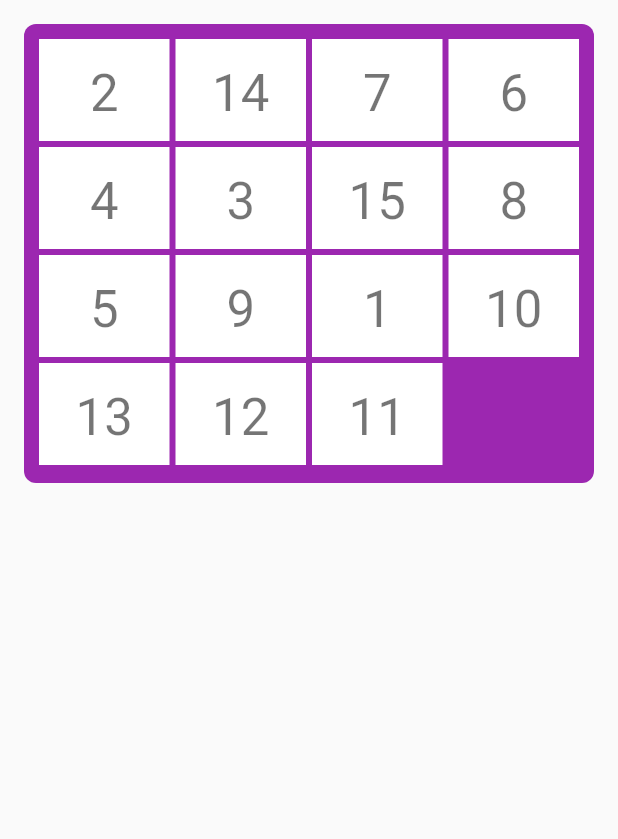
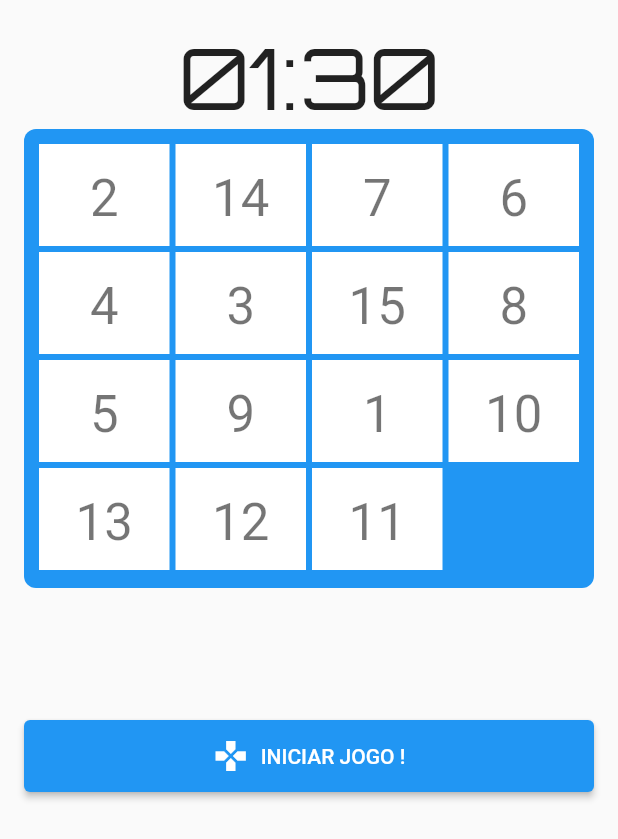
Before and after one commit to plimo263/racha_cuca_flutter, a Flutter app: the screen it shows after launch, on a phone screen of 412 x 824 dp. Shown: the top 839 px of the screen. Run offline on Flutter 3.47's test engine with Material 2 defaults, Android fonts, the light colour scheme and no system bars; our stand-ins replace animated_text_kit, google_fonts; Roboto replaces fonts that are missing (Play).

Commit message:
Inserindo temporiador de jogo e controle periodico do tempo

```diff
--- a/lib/main.dart
+++ b/lib/main.dart
@@ -1,6 +1,5 @@
 import 'package:flutter/material.dart';
-import 'package:racha_cuca_numeros/screens/home_screen.dart';
-import 'package:racha_cuca_numeros/screens/splash_scrren.dart';
+import 'package:racha_cuca_numeros/screens/splash_screen.dart';
 
 void main() {
   runApp(const MeuApp());
--- a/lib/models/board_model.dart
+++ b/lib/models/board_model.dart
@@ -1,6 +1,5 @@
 import 'item.dart';
 
-class BoardModel {
 final _blankItem = Item('${Item.getLetter(15)}${15 + 1}', 15, true);
 // Sequencia inicial gerada no start da classe
 final _initSequence = List.generate(
@@ -8,16 +7,11 @@ class BoardModel {
   (index) => Item('${Item.getLetter(index)}${index + 1}', index),
 ).toList();
 
-  late List<Item> correctSequence;
-  late List<Item> listItems;
+class BoardModel {
+  late List<Item> correctSequence = [..._initSequence, _blankItem];
+  late List<Item> listItems = [..._initSequence]..shuffle();
 
-  BoardModel() {
-    correctSequence = [..._initSequence, _blankItem];
-    listItems = _initSequence..shuffle();
-    listItems.add(_blankItem);
-  }
-
-  void reorderList() {
+  BoardModel.reorderList() {
     final newItems = <Item>[];
     for (int i = 0; i < listItems.length; i++) {
       listItems[i].position = i;
--- a/lib/screens/home_screen.dart
+++ b/lib/screens/home_screen.dart
@@ -6,10 +6,10 @@ class HomeScreen extends StatelessWidget {
 
   @override
   Widget build(BuildContext context) {
-    return const Scaffold(
+    return Scaffold(
       body: SafeArea(
         child: Padding(
-          padding: EdgeInsets.all(16.0),
+          padding: const EdgeInsets.all(16.0),
           child: Board(),
         ),
       ),
--- a/lib/screens/splash_scrren.dart
+++ b/lib/screens/splash_screen.dart
@@ -10,7 +10,7 @@ class SplashScreen extends StatelessWidget {
 
   Future<void> redirectToHome(BuildContext context) async {
     Future.delayed(const Duration(seconds: 2), () {
-      Navigator.of(context).push(
+      Navigator.of(context).pushReplacement(
           MaterialPageRoute(builder: ((inContext) => const HomeScreen())));
     });
   }
@@ -36,7 +36,7 @@ class SplashScreen extends StatelessWidget {
               child: AnimatedTextKit(
                 animatedTexts: [
                   TypewriterAnimatedText(
-                    'Racha-Cuca Números',
+                    'Racha-Cuca',
                     textStyle: GoogleFonts.play(
                       fontSize: 28,
                       color: Colors.white,
--- a/lib/widgets/board.dart
+++ b/lib/widgets/board.dart
@@ -1,31 +1,71 @@
+import 'dart:async';
 import 'dart:math';
 
 import 'package:flutter/material.dart';
+import 'package:google_fonts/google_fonts.dart';
 import 'package:racha_cuca_numeros/models/board_model.dart';
+import 'package:racha_cuca_numeros/widgets/timeboard.dart';
 
 import '../models/item.dart';
 import 'line_board.dart';
 
 class Board extends StatefulWidget {
-  const Board({super.key});
+  final _boardModel = BoardModel.reorderList();
+  Board({super.key});
 
   @override
   State<Board> createState() => _BoardState();
 }
 
 class _BoardState extends State<Board> {
-  final _boardModel = BoardModel();
   //
+  Color _color = Colors.blue;
+  int _seconds = 90;
+  bool _start = false;
+  late Timer timer;
+
   @override
   void initState() {
     super.initState();
+    //
+    timer = Timer.periodic(const Duration(seconds: 1), (t) {
+      if (_start) {
+        setState(() {
+          if (_seconds > 0) {
+            _seconds--;
+          }
+        });
+      }
+    });
+  }
+
+  @override
+  void dispose() {
+    timer.cancel();
+    super.dispose();
   }
 
   //
   void alterPositionItem(Item item) {
-    if (_boardModel.alterPosition(item)) {
+    if (widget._boardModel.alterPosition(item)) {
       setState(() {});
     }
+  }
+
+  // Obtem o estado do jogo
+  String getStateGame() {
+    String result = '';
+    if (widget._boardModel.isSequenceValid()) {
+      setState(() {
+        _start = false;
+      });
+      result = 'Correto parabéns para você';
+    } else if (_seconds == 0) {
+      result = 'Não foi desta vez, tente novamente';
+    } else {
+      result = '';
+    }
+    return result;
   }
 
   //
@@ -34,45 +74,77 @@ class _BoardState extends State<Board> {
     final textStyle = Theme.of(context).textTheme.displaySmall!.copyWith(
           color: Colors.green,
         );
+    const double heightBoard = 68 * 4 + 18 + 16;
+
     return Column(
       children: [
+        Timeboard(seconds: _seconds),
         Container(
           decoration: BoxDecoration(
-            color: Colors.purple,
+            color: _color,
             borderRadius: BorderRadius.circular(8),
           ),
           padding: const EdgeInsets.all(8),
           width: MediaQuery.of(context).size.width - 32,
-          height: 68 * 4 + 18 + 16,
+          height: heightBoard,
           child: Column(
             children: [
               LineBoard(
-                  onTap: alterPositionItem,
-                  values: _boardModel.listItems.sublist(0, 4)),
+                onTap: alterPositionItem,
+                values: widget._boardModel.listItems.sublist(0, 4),
+                color: _color,
+              ),
               LineBoard(
-                  onTap: alterPositionItem,
-                  values: _boardModel.listItems.sublist(4, 8)),
+                onTap: alterPositionItem,
+                values: widget._boardModel.listItems.sublist(4, 8),
+                color: _color,
+              ),
               LineBoard(
-                  onTap: alterPositionItem,
-                  values: _boardModel.listItems.sublist(8, 12)),
+                onTap: alterPositionItem,
+                values: widget._boardModel.listItems.sublist(8, 12),
+                color: _color,
+              ),
               LineBoard(
-                  onTap: alterPositionItem,
-                  values: _boardModel.listItems.sublist(12)),
+                onTap: alterPositionItem,
+                values: widget._boardModel.listItems.sublist(12),
+                color: _color,
+              ),
             ],
           ),
         ),
         Padding(
-          padding: const EdgeInsets.symmetric(vertical: 16.0),
+          padding: const EdgeInsets.symmetric(vertical: 4.0),
           child: SizedBox(
             width: double.maxFinite,
             height: 64,
             child: FittedBox(
               child: Text(
-                _boardModel.isSequenceValid()
-                    ? 'Correto parabéns para você'
-                    : '',
+                getStateGame(),
                 style: textStyle,
               ),
+            ),
+          ),
+        ),
+        Container(
+          padding: const EdgeInsets.only(top: 16),
+          width: double.maxFinite,
+          child: ElevatedButton.icon(
+            style: ElevatedButton.styleFrom(
+              padding: const EdgeInsets.all(12),
+              backgroundColor: _color,
+            ),
+            onPressed: _start
+                ? null
+                : () {
+                    setState(() {
+                      _seconds = 90;
+                      _start = true;
+                    });
+                  },
+            icon: const Icon(Icons.gamepad),
+            label: Text(
+              'INICIAR JOGO !',
+              style: GoogleFonts.play(),
             ),
           ),
         ),
--- a/lib/widgets/line_board.dart
+++ b/lib/widgets/line_board.dart
@@ -5,7 +5,12 @@ import '../models/item.dart';
 class LineBoard extends StatelessWidget {
   final List<Item> values;
   final Function onTap;
-  const LineBoard({super.key, required this.values, required this.onTap});
+  final Color color;
+  const LineBoard(
+      {super.key,
+      required this.values,
+      required this.onTap,
+      required this.color});
 
   @override
   Widget build(BuildContext context) {
@@ -17,6 +22,7 @@ class LineBoard extends StatelessWidget {
               child: _ItemBoard(
                 value: e,
                 onTap: onTap,
+                color: color,
               ),
             ),
           )
@@ -28,10 +34,12 @@ class LineBoard extends StatelessWidget {
 class _ItemBoard extends StatelessWidget {
   final Item value;
   final Function onTap;
+  final Color color;
   const _ItemBoard({
     super.key,
     required this.value,
     required this.onTap,
+    required this.color,
   });
 
   @override
@@ -41,7 +49,7 @@ class _ItemBoard extends StatelessWidget {
     return Padding(
       padding: const EdgeInsets.all(2.0),
       child: Material(
-        color: value.isBlank ? Colors.purple : Colors.white,
+        color: value.isBlank ? color : Colors.white,
         child: InkWell(
           onTap: () => onTap(value),
           child: Container(
--- /dev/null
+++ b/lib/widgets/timeboard.dart
@@ -0,0 +1,24 @@
+import 'package:flutter/material.dart';
+import 'package:google_fonts/google_fonts.dart';
+
+class Timeboard extends StatelessWidget {
+  final int seconds;
+  const Timeboard({super.key, required this.seconds});
+
+  String getTimeFormat() {
+    var mins = (seconds ~/ 60);
+    var secs = seconds % 60;
+
+    return '${mins.toString().padLeft(2, '0')}:${secs.toString().padLeft(2, '0')}';
+  }
+
+  @override
+  Widget build(BuildContext context) {
+    return Text(
+      getTimeFormat(),
+      style: GoogleFonts.orbitron(
+        fontSize: Theme.of(context).textTheme.displayMedium!.fontSize,
+      ),
+    );
+  }
+}
```
Lines whose indentation alone changed are shown as unchanged.
